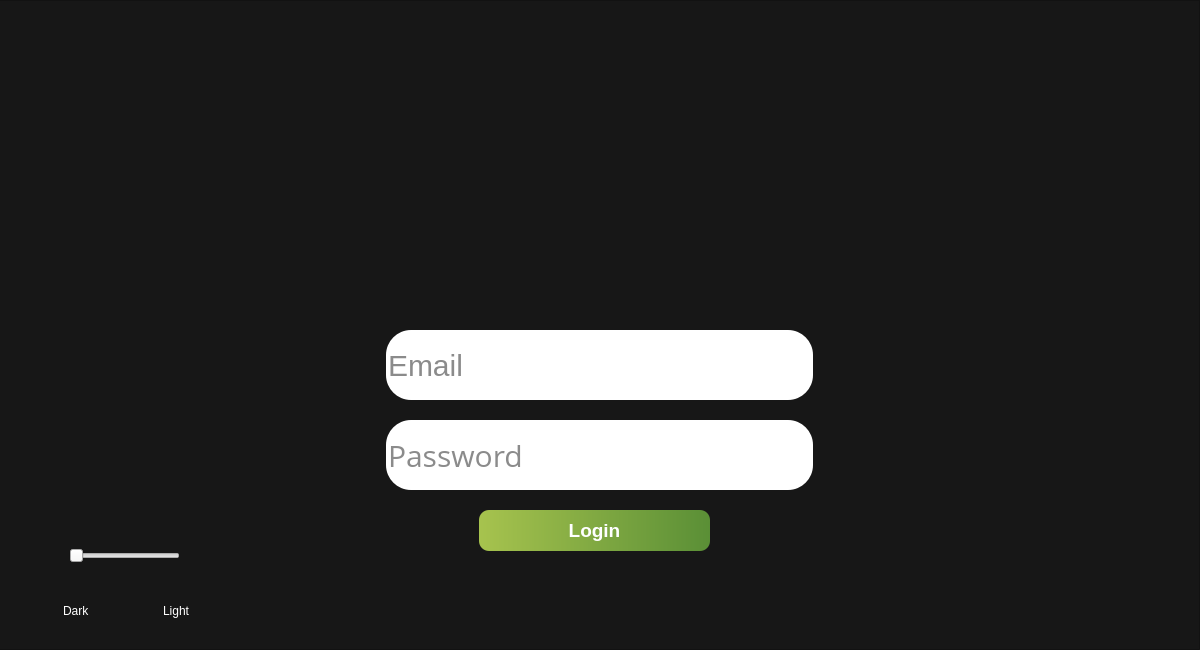
Rzouga01/Qt-Project, file Ripple/mainwindow.ui: the form before one commit.
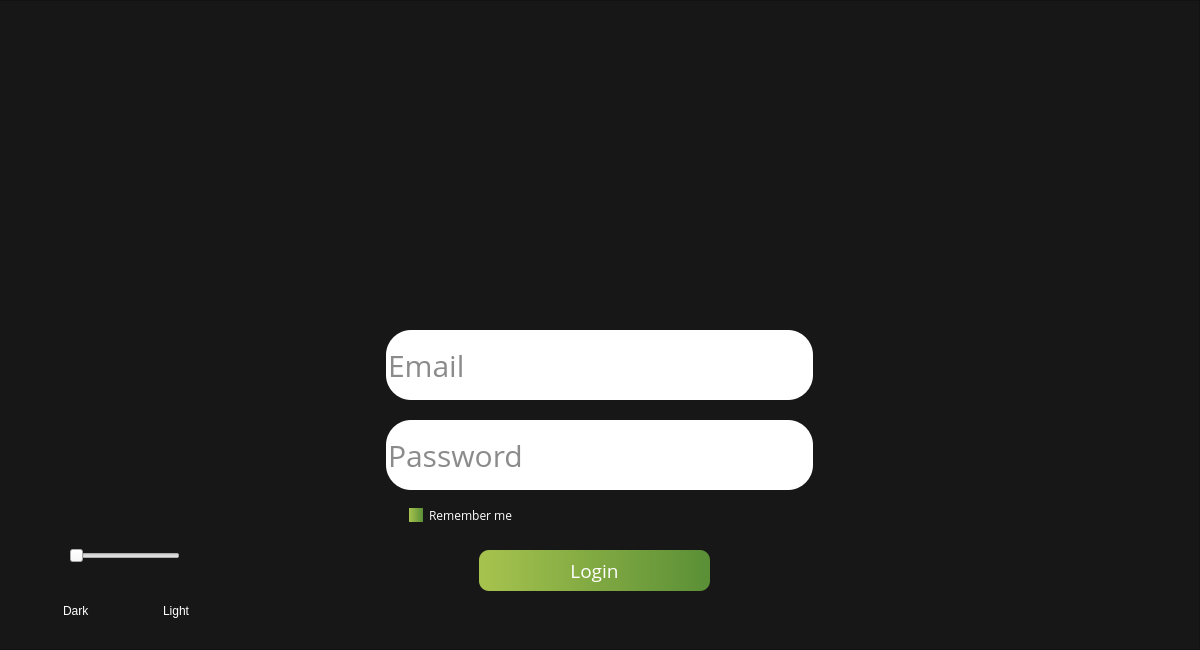
The form after the commit. Icons and pictures are not drawn.

Commit message: remember me now working

Patch:
```diff
--- a/Ripple/mainwindow.ui
+++ b/Ripple/mainwindow.ui
@@ -49,6 +49,25 @@
 background-color:rgba(0, 0, 0, 0);
 color:white;
 }
+QCheckBox {
+    color: white; 
+}
+
+QCheckBox::indicator {
+    background-color: qlineargradient(spread:pad, x1:0, y1:0, x2:1, y2:0, stop:0 rgba(167, 195, 78, 255), stop:1 rgba(90, 143, 54, 255));
+    border-radius: 10px;
+}
+
+QCheckBox::indicator:checked {
+    background-color: qlineargradient(spread:pad, x1:0, y1:0, x2:1, y2:0, stop:0 rgba(167, 195, 78, 255), stop:1 rgba(90, 143, 54, 255));
+    border: 2px solid white; 
+}
+
+QCheckBox::indicator:hover {
+    background-color: qlineargradient(spread:pad, x1:0, y1:0, x2:1, y2:0, stop:0 rgba(167, 195, 78, 255), stop:1 rgba(70, 123, 54, 255));
+}
+
+
 
 </string>
     </property>
@@ -86,6 +105,12 @@
        <height>70</height>
       </rect>
      </property>
+     <property name="font">
+      <font>
+       <family>Open Sans</family>
+       <pointsize>-1</pointsize>
+      </font>
+     </property>
      <property name="placeholderText">
       <string>Email</string>
      </property>
@@ -175,15 +200,16 @@
      <property name="geometry">
       <rect>
        <x>490</x>
-       <y>510</y>
+       <y>550</y>
        <width>231</width>
        <height>41</height>
       </rect>
      </property>
      <property name="font">
       <font>
+       <family>Open Sans</family>
        <pointsize>14</pointsize>
-       <bold>true</bold>
+       <bold>false</bold>
       </font>
      </property>
      <property name="styleSheet">
@@ -201,7 +227,28 @@
       <string>Login</string>
      </property>
     </widget>
-</widget>
+    <widget class="QCheckBox" name="rememberMe">
+     <property name="geometry">
+      <rect>
+       <x>420</x>
+       <y>500</y>
+       <width>301</width>
+       <height>31</height>
+      </rect>
+     </property>
+     <property name="font">
+      <font>
+       <family>Open Sans</family>
+      </font>
+     </property>
+     <property name="text">
+      <string>Remember me</string>
+     </property>
+     <property name="tristate">
+      <bool>true</bool>
+     </property>
+    </widget>
+   </widget>
   </widget>
  </widget>
  <resources/>
```
The commit also changes 6 other files.
